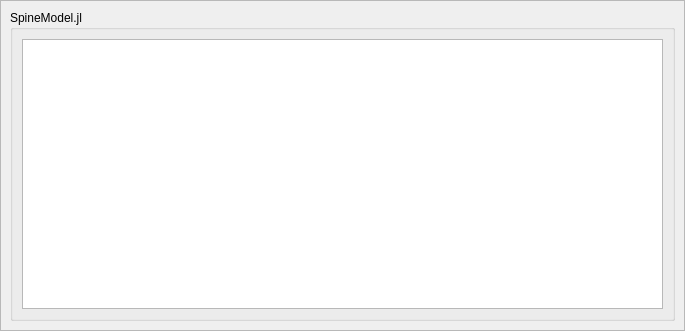
Qt form spinetoolbox/ui/tool_configuration_assistant.ui (spine-tools/Spine-Toolbox) before a commit.
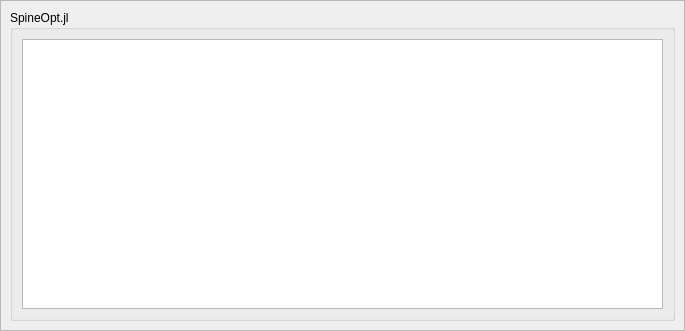
The same form after that commit.

Commit message:
Updated SpineOpt.jl configuration assistant
- Updated the repo url
- Refactored code. spine_model ->spine_opt. SpineModel -> SpineOpt, etc.

```diff
--- a/spinetoolbox/ui/tool_configuration_assistant.ui
+++ b/spinetoolbox/ui/tool_configuration_assistant.ui
@@ -118,7 +118,7 @@
             <bool>false</bool>
            </property>
            <property name="title">
-            <string>SpineModel.jl</string>
+            <string>SpineOpt.jl</string>
            </property>
            <property name="flat">
             <bool>false</bool>
```
Left out of the diff: 4 changed lines with no effect on the pictures. The commit also changes 7 other files.
